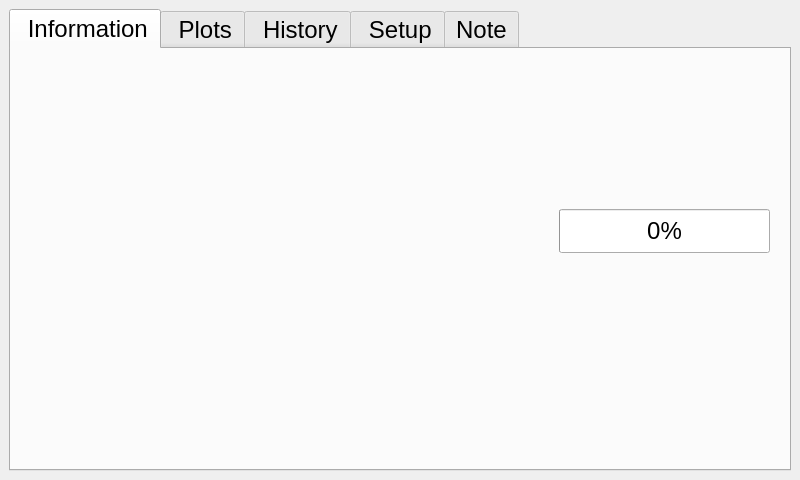
The window that ddh/gui/designer_main.ui (LowellInstruments/ddh_new) describes before a commit, drawn with Qt 5.
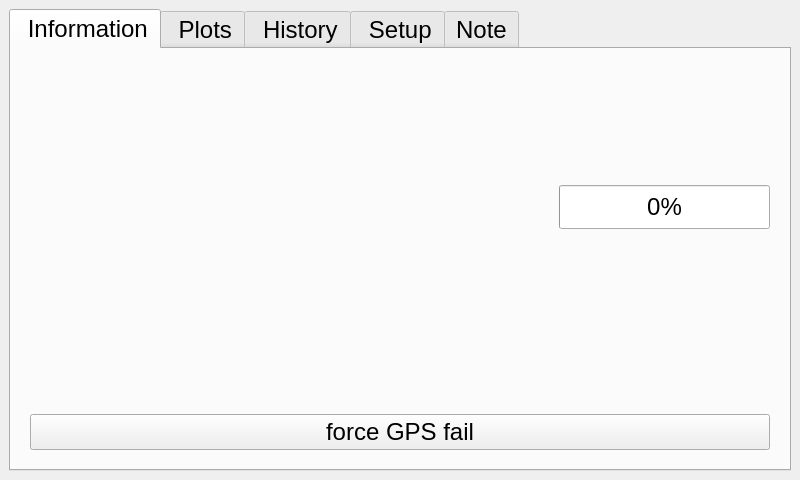
The same window after the commit. The open tabs and pages were chosen to show the change. Icons and pictures are not drawn.

Commit message: hook gps fail

```diff
--- a/ddh/gui/designer_main.ui
+++ b/ddh/gui/designer_main.ui
@@ -49,7 +49,7 @@
        </attribute>
        <layout class="QHBoxLayout" name="horizontalLayout_10">
         <item>
-         <layout class="QVBoxLayout" name="verticalLayout_4" stretch="1,1">
+         <layout class="QVBoxLayout" name="verticalLayout_4" stretch="1,1,0">
           <property name="spacing">
            <number>12</number>
           </property>
@@ -324,6 +324,13 @@
             </item>
            </layout>
           </item>
+          <item>
+           <widget class="QPushButton" name="btn_force_gps_fail">
+            <property name="text">
+             <string>force GPS fail</string>
+            </property>
+           </widget>
+          </item>
          </layout>
         </item>
        </layout>
```
Left out of the diff: 2 changed lines with no effect on the pictures. The commit also changes 5 other files.
